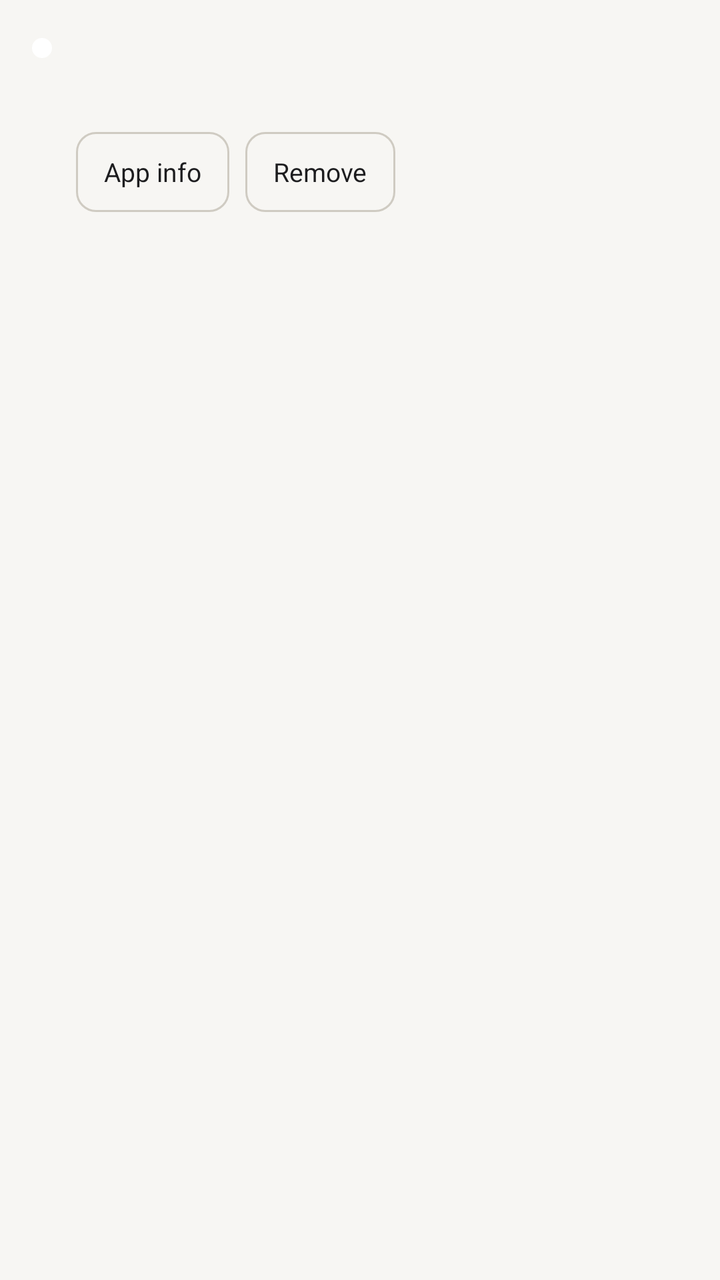
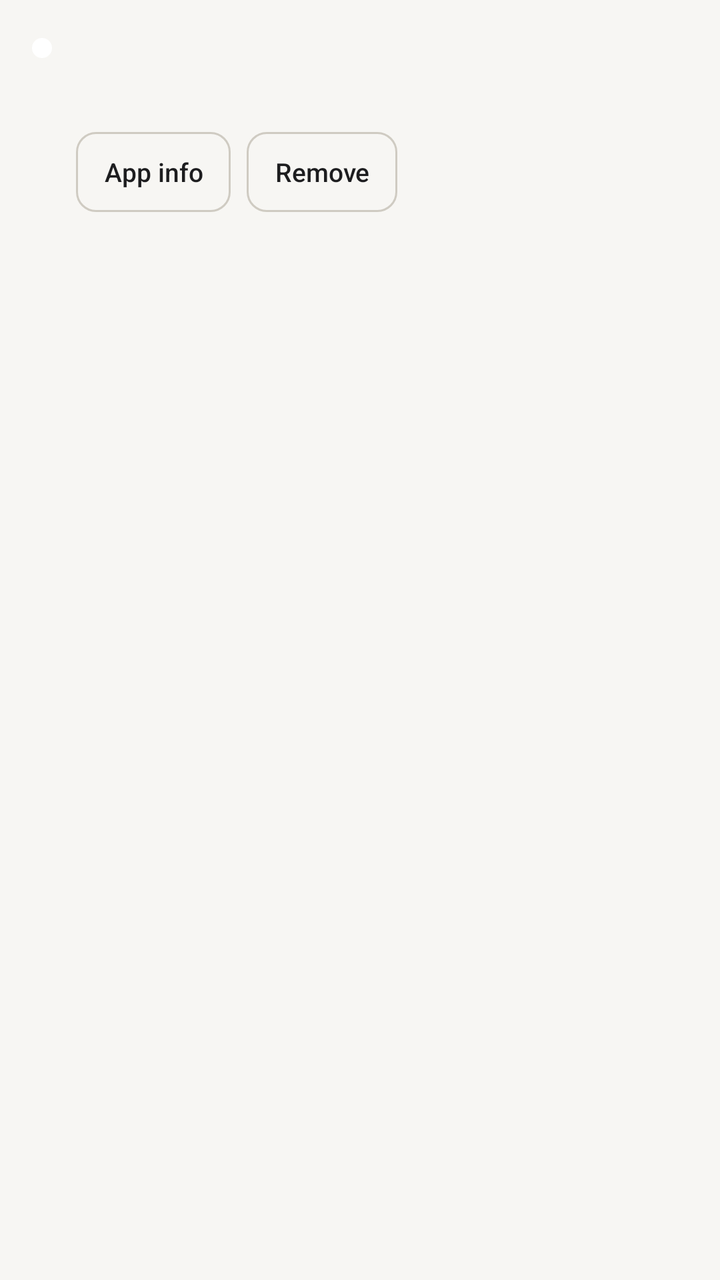

An Android layout rendered at two revisions. The XML below is the earlier revision; the diff shows what the commit changed to produce the second picture.
<!-- AndroidManifest.xml: application theme Theme.UnefCheckup -->
<!-- res/layout/item_finding.xml -->
<?xml version="1.0" encoding="utf-8"?>
<LinearLayout xmlns:android="http://schemas.android.com/apk/res/android"
    xmlns:app="http://schemas.android.com/apk/res-auto"
    android:layout_width="match_parent"
    android:layout_height="wrap_content"
    android:orientation="vertical"
    android:paddingStart="16dp"
    android:paddingEnd="12dp"
    android:paddingTop="14dp"
    android:paddingBottom="14dp">

    <LinearLayout
        android:layout_width="match_parent"
        android:layout_height="wrap_content"
        android:orientation="horizontal"
        android:gravity="center_vertical">

        <View
            android:id="@+id/finding_dot"
            android:layout_width="10dp"
            android:layout_height="10dp"
            android:background="@drawable/dot" />

        <TextView
            android:id="@+id/finding_name"
            android:layout_width="0dp"
            android:layout_height="wrap_content"
            android:layout_weight="1"
            android:layout_marginStart="12dp"
            android:fontFamily="@font/figtree_bold"
            android:textSize="15sp"
            android:textColor="@color/text_primary" />
    </LinearLayout>

    <TextView
        android:id="@+id/finding_reason"
        android:layout_width="match_parent"
        android:layout_height="wrap_content"
        android:layout_marginStart="22dp"
        android:layout_marginTop="4dp"
        style="@style/Text.Unef.RowSub" />

    <LinearLayout
        android:layout_width="wrap_content"
        android:layout_height="wrap_content"
        android:orientation="horizontal"
        android:layout_marginStart="22dp"
        android:layout_marginTop="10dp">

        <com.google.android.material.button.MaterialButton
            android:id="@+id/finding_info"
            style="@style/Widget.Unef.Button.Small"
            android:layout_width="wrap_content"
            android:layout_height="wrap_content"
            android:text="@string/open_app_info" />

        <Space
            android:layout_width="8dp"
            android:layout_height="1dp" />

        <com.google.android.material.button.MaterialButton
            android:id="@+id/finding_remove"
            style="@style/Widget.Unef.Button.Small"
            android:layout_width="wrap_content"
            android:layout_height="wrap_content"
            android:text="@string/uninstall" />
    </LinearLayout>
</LinearLayout>
<!-- resources referenced by this layout -->
<resources>
  <color name="text_primary">#1D1D1F</color>
  <!-- drawable dot (drawable) -->
  <shape xmlns:android="http://schemas.android.com/apk/res/android" android:shape="oval">
      <solid android:color="#FFFFFF" />
      <size android:width="10dp" android:height="10dp" />
  </shape>
  <string name="open_app_info">App info</string>
  <string name="uninstall">Remove</string>
  <style name="Text.Unef.RowSub" parent="">
          <item name="android:fontFamily">@font/figtree</item>
          <item name="android:textSize">13sp</item>
          <item name="android:textColor">@color/text_secondary</item>
          <item name="android:lineSpacingMultiplier">1.15</item>
      </style>
  <style name="Widget.Unef.Button.Small" parent="Widget.Material3.Button.OutlinedButton">
          <item name="android:minHeight">40dp</item>
          <item name="android:minWidth">0dp</item>
          <item name="cornerRadius">10dp</item>
          <item name="android:textSize">13sp</item>
          <item name="android:textAllCaps">false</item>
          <item name="android:letterSpacing">0</item>
          <item name="android:paddingLeft">14dp</item>
          <item name="android:paddingRight">14dp</item>
          <item name="android:insetTop">0dp</item>
          <item name="android:insetBottom">0dp</item>
          <item name="strokeColor">@color/hairline_strong</item>
          <item name="android:textColor">@color/text_primary</item>
      </style>
  <style name="Theme.UnefCheckup" parent="Theme.Material3.Light.NoActionBar">
          <item name="colorPrimary">@color/ink</item>
          <item name="colorOnPrimary">@color/on_ink</item>
          <item name="colorPrimaryContainer">@color/accent_tint</item>
          <item name="colorOnPrimaryContainer">@color/accent_ink</item>
          <item name="colorSecondary">@color/accent</item>
          <item name="colorOnSecondary">@color/on_ink</item>
          <item name="colorSecondaryContainer">@color/accent_tint</item>
          <item name="colorOnSecondaryContainer">@color/accent_ink</item>
  
          <item name="android:colorBackground">@color/paper</item>
          <item name="colorSurface">@color/surface</item>
          <item name="colorOnSurface">@color/text_primary</item>
          <item name="colorSurfaceVariant">@color/paper</item>
          <item name="colorOnSurfaceVariant">@color/text_secondary</item>
          <item name="colorOutline">@color/hairline_strong</item>
          <item name="colorOutlineVariant">@color/hairline</item>
  
          <item name="android:statusBarColor">@color/paper</item>
          <item name="android:navigationBarColor">@color/paper</item>
          <item name="android:windowLightStatusBar">true</item>
          <item name="android:windowLightNavigationBar" tools:targetApi="27">true</item>
  
          <item name="fontFamily">@font/figtree</item>
          <item name="android:fontFamily">@font/figtree</item>
      </style>
  <color name="text_secondary">#6E6E73</color>
  <color name="hairline_strong">#CFCBC2</color>
  <color name="ink">#1D1D1F</color>
  <color name="on_ink">#FFFFFF</color>
  <color name="accent_tint">#F5E9D6</color>
  <color name="accent_ink">#5C3A12</color>
  <color name="accent">#BD7B2E</color>
  <color name="paper">#F7F6F3</color>
  <color name="surface">#FFFFFF</color>
  <color name="hairline">#E6E3DD</color>
</resources>

<!-- the commit's change to res/layout/item_finding.xml (unified diff, before → after) -->
@@ -27,7 +27,7 @@
             android:layout_height="wrap_content"
             android:layout_weight="1"
             android:layout_marginStart="12dp"
-            android:fontFamily="@font/figtree_bold"
+            android:fontFamily="sans-serif-medium"
             android:textSize="15sp"
             android:textColor="@color/text_primary" />
     </LinearLayout>
<!-- resource entries referenced after the edit -->
@@ -9,7 +9,7 @@
   <string name="open_app_info">App info</string>
   <string name="uninstall">Remove</string>
   <style name="Text.Unef.RowSub" parent="">
-          <item name="android:fontFamily">@font/figtree</item>
+          <item name="android:fontFamily">sans-serif</item>
           <item name="android:textSize">13sp</item>
           <item name="android:textColor">@color/text_secondary</item>
           <item name="android:lineSpacingMultiplier">1.15</item>
@@ -50,9 +50,6 @@
           <item name="android:navigationBarColor">@color/paper</item>
           <item name="android:windowLightStatusBar">true</item>
           <item name="android:windowLightNavigationBar" tools:targetApi="27">true</item>
-  
-          <item name="fontFamily">@font/figtree</item>
-          <item name="android:fontFamily">@font/figtree</item>
       </style>
   <color name="text_secondary">#6E6E73</color>
   <color name="hairline_strong">#CFCBC2</color>
